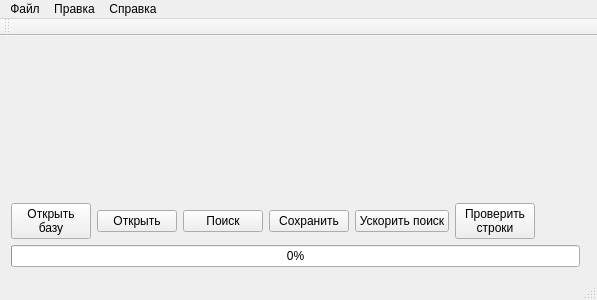
Qt form mainwindow.ui (RuslanGainanov/AddressBID) before a commit.
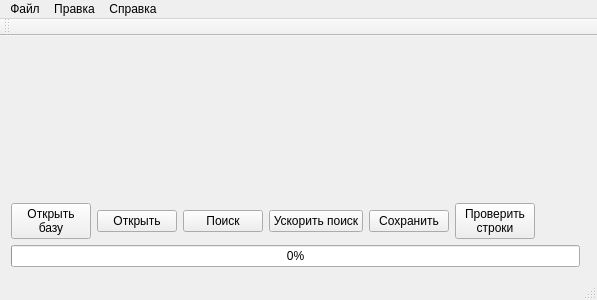
The same form after that commit. Custom widgets are drawn as their Qt base class.

Patch:
```diff
--- a/mainwindow.ui
+++ b/mainwindow.ui
@@ -73,13 +73,6 @@
         </property>
        </spacer>
       </item>
-      <item row="0" column="5">
-       <widget class="QPushButton" name="_pushButtonWait">
-        <property name="text">
-         <string>Ускорить поиск</string>
-        </property>
-       </widget>
-      </item>
       <item row="0" column="4">
        <widget class="QPushButton" name="_pushButtonSave">
         <property name="text">
@@ -87,6 +80,13 @@
         </property>
        </widget>
       </item>
+      <item row="0" column="3">
+       <widget class="QPushButton" name="_pushButtonWait">
+        <property name="text">
+         <string>Ускорить поиск</string>
+        </property>
+       </widget>
+      </item>
      </layout>
     </item>
     <item row="2" column="0">
```
